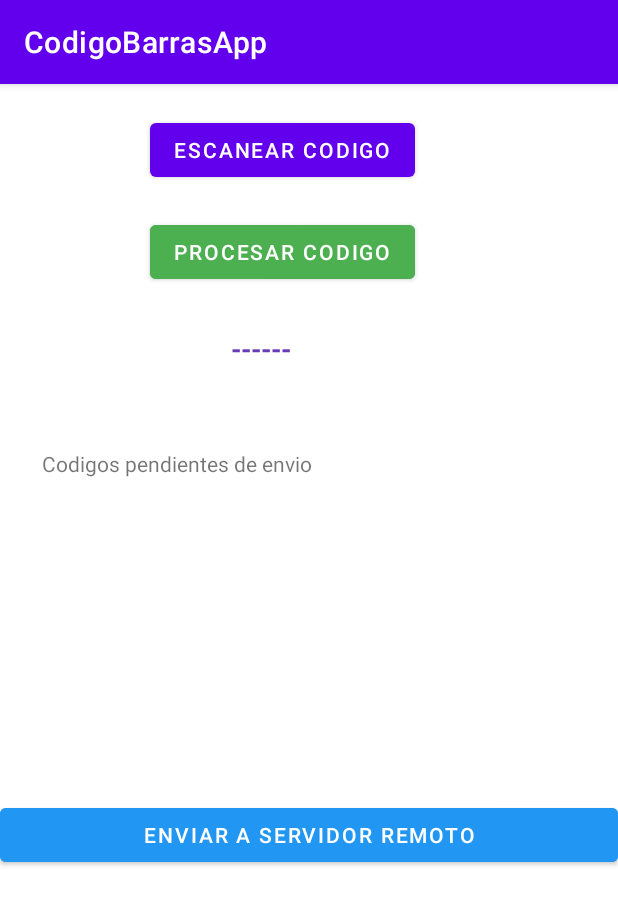
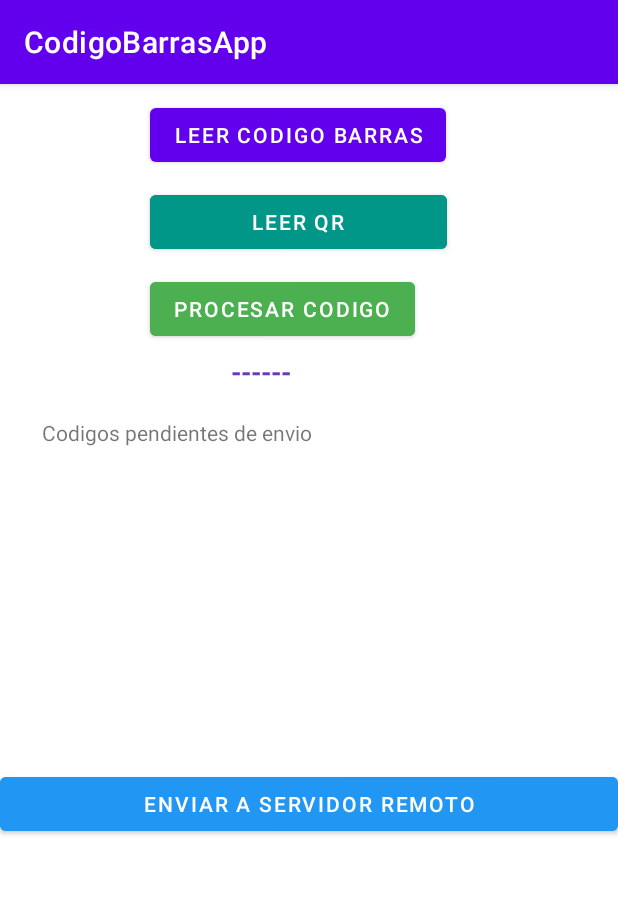
Before and after one commit to Ginohcaycho/CodigoBarrasApp, an Android app: the screen it shows after launch (MainActivity), on a phone screen of 412 x 824 dp. Shown: the top 905 px of the screen. Run offline under Robolectric (Android 15) with nearby library versions, the phone set to English and light mode, and no system bars; our stand-ins replace Firebase (no records; nobody signed in at launch, a user with empty details on screens opened directly); libraries missing offline, so code that uses them is left out: com.google.zxing.integration, me.dm7.barcodescanner.

Commit message:
se agrego el escaneo de codigo qr

```diff
--- a/app/build.gradle
+++ b/app/build.gradle
@@ -33,6 +33,8 @@ dependencies {
     implementation 'androidx.appcompat:appcompat:1.1.0'
     implementation 'com.google.android.material:material:1.1.0'
     implementation 'androidx.constraintlayout:constraintlayout:1.1.3'
+    implementation 'com.journeyapps:zxing-android-embedded:3.2.0'
+    implementation 'com.google.zxing:core:3.3.0'
     implementation 'com.google.firebase:firebase-database:19.3.0'
     testImplementation 'junit:junit:4.+'
     androidTestImplementation 'androidx.test.ext:junit:1.1.1'
--- a/app/src/main/res/layout/activity_main.xml
+++ b/app/src/main/res/layout/activity_main.xml
@@ -12,11 +12,22 @@
         android:layout_width="wrap_content"
         android:layout_height="wrap_content"
         android:layout_marginStart="100dp"
-        android:layout_marginTop="20dp"
+        android:layout_marginTop="10dp"
         android:onClick="escanearCodigo"
-        android:text="Escanear Codigo"
+        android:text="Leer Codigo Barras"
         app:layout_constraintStart_toStartOf="parent"
         app:layout_constraintTop_toBottomOf="@+id/edtCodigo"
+        app:layout_constraintVertical_bias="0.229" />
+
+    <Button
+        android:id="@+id/leerQr"
+        android:layout_width="198dp"
+        android:layout_height="wrap_content"
+        android:layout_marginStart="100dp"
+        android:layout_marginTop="10dp"
+        android:backgroundTint="#009688"
+        android:text="Leer Qr"
+        app:layout_constraintStart_toStartOf="parent"
         app:layout_constraintVertical_bias="0.229" />
 
     <Button
@@ -24,7 +35,7 @@
         android:layout_width="wrap_content"
         android:layout_height="wrap_content"
         android:layout_marginStart="100dp"
-        android:layout_marginTop="20dp"
+        android:layout_marginTop="10dp"
         android:backgroundTint="#4CAF50"
         android:onClick="procesarCodigo"
         android:text="Procesar Codigo"
@@ -36,7 +47,7 @@
         android:layout_width="252dp"
         android:layout_height="43dp"
         android:layout_marginStart="48dp"
-        android:layout_marginTop="28dp"
+        android:layout_marginTop="5dp"
         android:ems="10"
         android:inputType="textPersonName"
         android:text="------"
@@ -52,7 +63,7 @@
         android:layout_width="384dp"
         android:layout_height="31dp"
         android:layout_marginStart="28dp"
-        android:layout_marginTop="36dp"
+        android:layout_marginTop="0dp"
         android:text="Codigos pendientes de envio"
         app:layout_constraintStart_toStartOf="parent"
         app:layout_constraintTop_toBottomOf="@+id/Escanear" />
```
Also changed, not shown: app/src/main/java/com/unfv/codigobarrasapp/MainActivity.java (+34 -1 lines).
